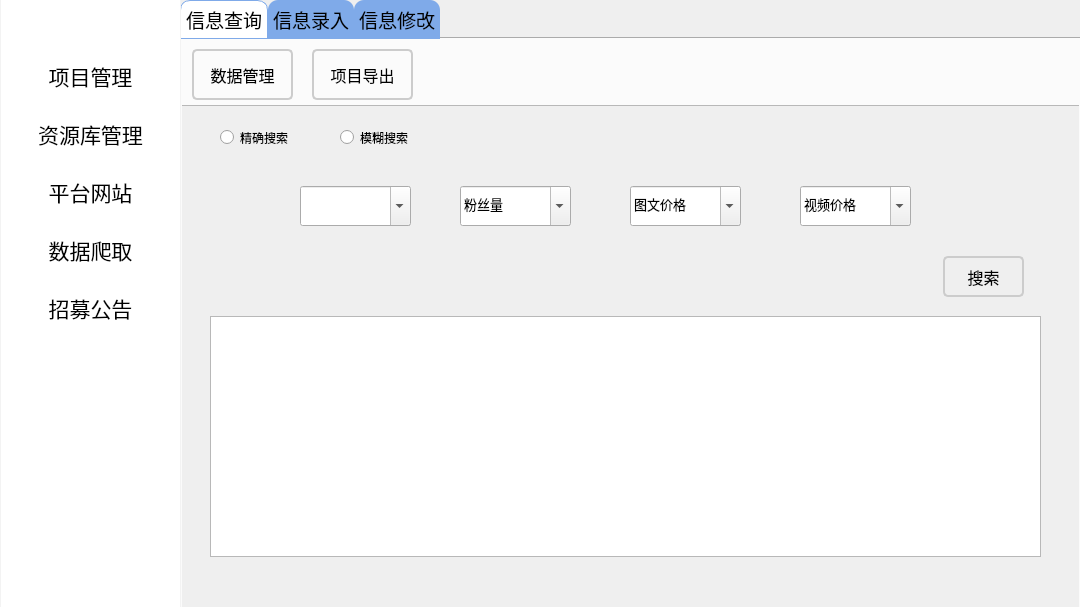
First picture: the form in xhs_DBMS/widget.ui, repository Littledoveqwq/xhs_DBMS, before the edit.
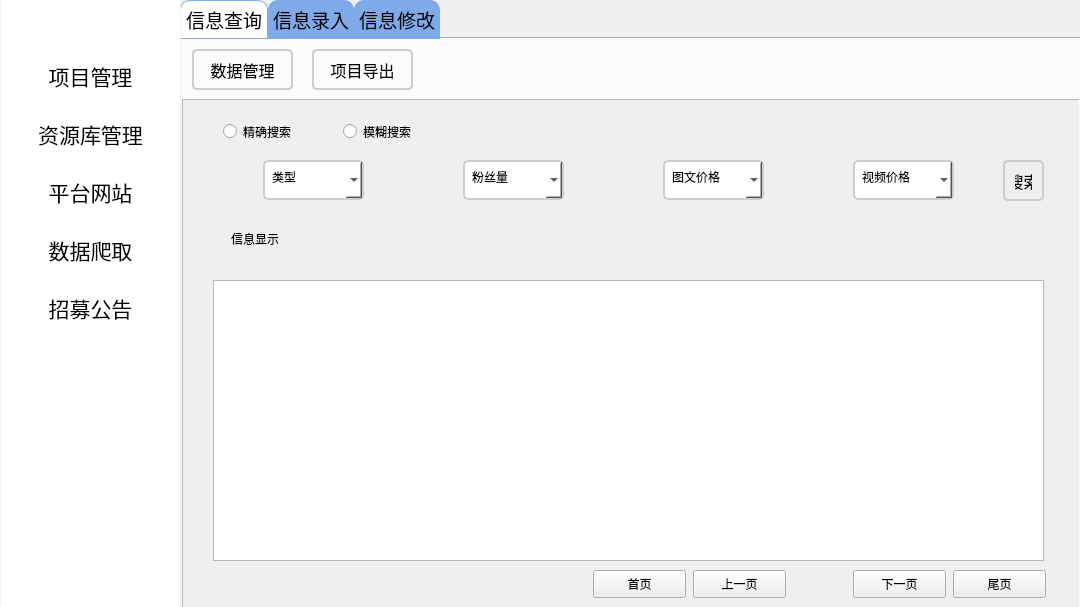
Second picture: the form after the edit. The open tabs and pages were chosen to show the change. Icons and pictures are not drawn.

Patch:
```diff
--- a/xhs_DBMS/widget.ui
+++ b/xhs_DBMS/widget.ui
@@ -154,7 +154,7 @@
          <x>10</x>
          <y>10</y>
          <width>101</width>
-         <height>51</height>
+         <height>41</height>
         </rect>
        </property>
        <property name="sizePolicy">
@@ -189,7 +189,7 @@
          <x>130</x>
          <y>10</y>
          <width>101</width>
-         <height>51</height>
+         <height>41</height>
         </rect>
        </property>
        <property name="sizePolicy">
@@ -221,8 +221,8 @@
       <widget class="QScrollArea" name="scrollArea">
        <property name="geometry">
         <rect>
-         <x>-3</x>
-         <y>66</y>
+         <x>0</x>
+         <y>60</y>
          <width>901</width>
          <height>511</height>
         </rect>
@@ -245,27 +245,18 @@
            <x>30</x>
            <y>10</y>
            <width>831</width>
-           <height>191</height>
+           <height>161</height>
           </rect>
          </property>
-         <property name="styleSheet">
-          <string notr="true"/>
-         </property>
          <widget class="QStackedWidget" name="stkWidget_search">
           <property name="geometry">
            <rect>
             <x>10</x>
             <y>30</y>
             <width>801</width>
-            <height>111</height>
+            <height>71</height>
            </rect>
           </property>
-          <property name="styleSheet">
-           <string notr="true">QComboBox
-{
-	font: 10pt &quot;幼圆&quot;;
-}</string>
-          </property>
           <property name="currentIndex">
            <number>1</number>
           </property>
@@ -351,22 +342,26 @@
             <property name="geometry">
              <rect>
               <x>240</x>
-              <y>40</y>
-              <width>111</width>
+              <y>20</y>
+              <width>101</width>
               <height>40</height>
              </rect>
             </property>
             <property name="font">
              <font>
               <family>幼圆</family>
-              <pointsize>10</pointsize>
-              <italic>false</italic>
-              <bold>false</bold>
+              <pointsize>12</pointsize>
              </font>
             </property>
             <property name="cursor">
              <cursorShape>PointingHandCursor</cursorShape>
             </property>
+            <property name="styleSheet">
+             <string notr="true">    background-color: #ffffff; /* 设置背景颜色 */
+    border: 2px solid #ccc; /* 设置边框样式 */
+    border-radius: 5px; /* 设置圆角半径 */
+    padding: 5px; /* 设置内边距 */</string>
+            </property>
             <property name="editable">
              <bool>true</bool>
             </property>
@@ -377,47 +372,58 @@
            <widget class="QComboBox" name="cbx_type">
             <property name="geometry">
              <rect>
-              <x>80</x>
-              <y>40</y>
-              <width>111</width>
+              <x>40</x>
+              <y>20</y>
+              <width>101</width>
               <height>40</height>
              </rect>
             </property>
             <property name="font">
              <font>
               <family>幼圆</family>
-              <pointsize>10</pointsize>
-              <italic>false</italic>
-              <bold>false</bold>
+              <pointsize>12</pointsize>
              </font>
             </property>
             <property name="cursor">
              <cursorShape>PointingHandCursor</cursorShape>
             </property>
+            <property name="styleSheet">
+             <string notr="true">    background-color: #ffffff; /* 设置背景颜色 */
+    border: 2px solid #ccc; /* 设置边框样式 */
+    border-radius: 5px; /* 设置圆角半径 */
+    padding: 5px; /* 设置内边距 */</string>
+            </property>
             <property name="editable">
              <bool>true</bool>
             </property>
+            <property name="currentText">
+             <string>类型</string>
+            </property>
            </widget>
            <widget class="QComboBox" name="cbx_noteprice">
             <property name="geometry">
              <rect>
-              <x>410</x>
-              <y>40</y>
-              <width>111</width>
+              <x>440</x>
+              <y>20</y>
+              <width>101</width>
               <height>40</height>
              </rect>
             </property>
             <property name="font">
              <font>
               <family>幼圆</family>
-              <pointsize>10</pointsize>
-              <italic>false</italic>
-              <bold>false</bold>
+              <pointsize>12</pointsize>
              </font>
             </property>
             <property name="cursor">
              <cursorShape>PointingHandCursor</cursorShape>
             </property>
+            <property name="styleSheet">
+             <string notr="true">    background-color: #ffffff; /* 设置背景颜色 */
+    border: 2px solid #ccc; /* 设置边框样式 */
+    border-radius: 5px; /* 设置圆角半径 */
+    padding: 5px; /* 设置内边距 */</string>
+            </property>
             <property name="editable">
              <bool>true</bool>
             </property>
@@ -428,23 +434,27 @@
            <widget class="QComboBox" name="cbx_vedioprice">
             <property name="geometry">
              <rect>
-              <x>580</x>
-              <y>40</y>
-              <width>111</width>
+              <x>630</x>
+              <y>20</y>
+              <width>101</width>
               <height>40</height>
              </rect>
             </property>
             <property name="font">
              <font>
               <family>幼圆</family>
-              <pointsize>10</pointsize>
-              <italic>false</italic>
-              <bold>false</bold>
+              <pointsize>12</pointsize>
              </font>
             </property>
             <property name="cursor">
              <cursorShape>PointingHandCursor</cursorShape>
             </property>
+            <property name="styleSheet">
+             <string notr="true">    background-color: #ffffff; /* 设置背景颜色 */
+    border: 2px solid #ccc; /* 设置边框样式 */
+    border-radius: 5px; /* 设置圆角半径 */
+    padding: 5px; /* 设置内边距 */</string>
+            </property>
             <property name="editable">
              <bool>true</bool>
             </property>
@@ -483,9 +493,9 @@
          <widget class="QPushButton" name="btn_search">
           <property name="geometry">
            <rect>
-            <x>733</x>
-            <y>140</y>
-            <width>81</width>
+            <x>790</x>
+            <y>50</y>
+            <width>41</width>
             <height>41</height>
            </rect>
           </property>
@@ -515,17 +525,82 @@
            <string>搜索</string>
           </property>
          </widget>
+         <widget class="QLabel" name="lbl_infoShow">
+          <property name="geometry">
+           <rect>
+            <x>18</x>
+            <y>118</y>
+            <width>301</width>
+            <height>21</height>
+           </rect>
+          </property>
+          <property name="text">
+           <string>信息显示</string>
+          </property>
+         </widget>
         </widget>
         <widget class="QTableView" name="table_infoQuery">
          <property name="geometry">
           <rect>
            <x>30</x>
-           <y>210</y>
+           <y>180</y>
            <width>831</width>
-           <height>241</height>
+           <height>281</height>
           </rect>
          </property>
         </widget>
+        <widget class="QPushButton" name="btn_prePage">
+         <property name="geometry">
+          <rect>
+           <x>510</x>
+           <y>470</y>
+           <width>93</width>
+           <height>28</height>
+          </rect>
+         </property>
+         <property name="text">
+          <string>上一页</string>
+         </property>
+        </widget>
+        <widget class="QPushButton" name="btn_nextPage">
+         <property name="geometry">
+          <rect>
+           <x>670</x>
+           <y>470</y>
+           <width>93</width>
+           <height>28</height>
+          </rect>
+         </property>
+         <property name="text">
+          <string>下一页</string>
+         </property>
+        </widget>
+        <widget class="QPushButton" name="pushButton">
+         <property name="geometry">
+          <rect>
+           <x>410</x>
+           <y>470</y>
+           <width>93</width>
+           <height>28</height>
+          </rect>
+         </property>
+         <property name="text">
+          <string>首页</string>
+         </property>
+        </widget>
+        <widget class="QPushButton" name="pushButton_5">
+         <property name="geometry">
+          <rect>
+           <x>770</x>
+           <y>470</y>
+           <width>93</width>
+           <height>28</height>
+          </rect>
+         </property>
+         <property name="text">
+          <string>尾页</string>
+         </property>
+        </widget>
        </widget>
       </widget>
       <zorder>scrollArea</zorder>
```
Left out of the diff: 165 changed lines with no effect on the pictures.
